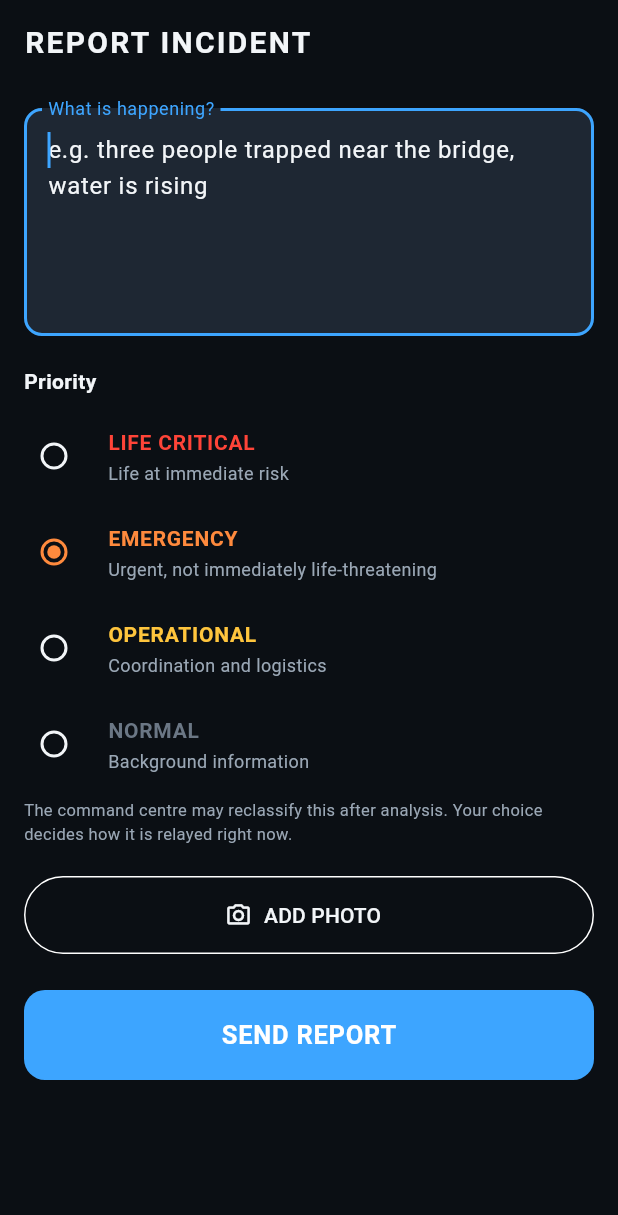
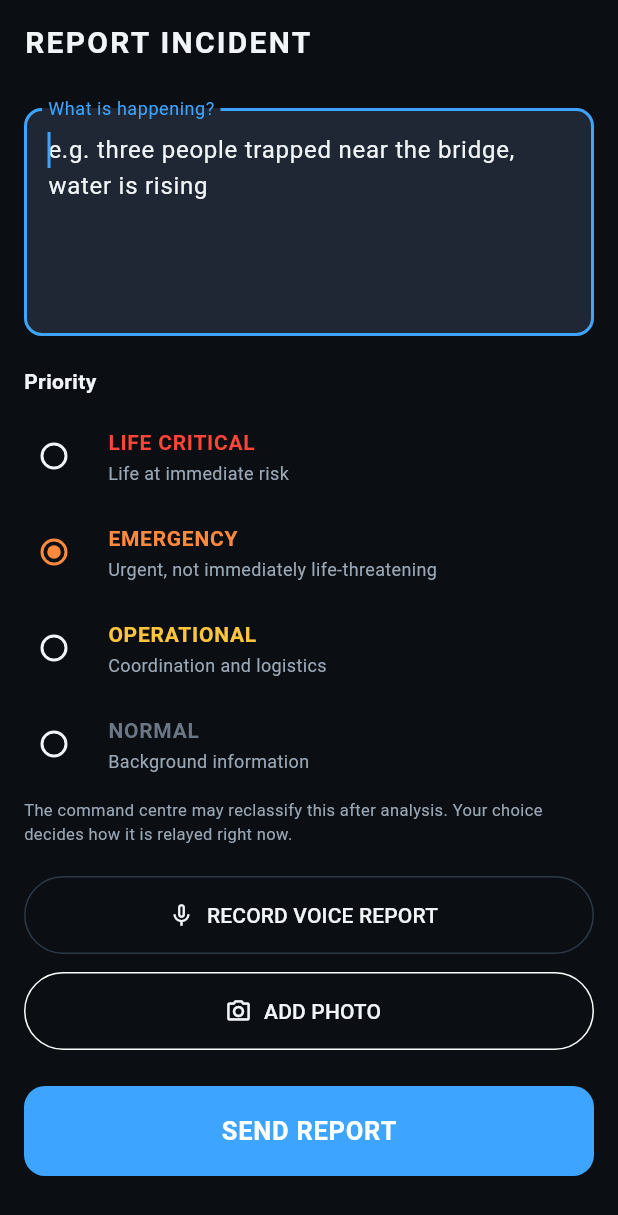
Before and after one commit to vanichitkara/Avertis, a Flutter app: the ReportScreen screen opened by its route, after a tap on "SEND REPORT", on a phone screen of 412 x 824 dp. Shown: the top 1215 px of the screen. Run offline on Flutter 3.47's test engine with Material 3 defaults, Android fonts, the phone set to English and light mode, and no system bars; our stand-ins replace dio, drift, flutter_blue_plus, flutter_riverpod, flutter_secure_storage, geolocator and 3 more; missing offline and left inert: record; accounts and stored records are empty; generated files the repository leaves out were written again.

Commit message:
Voice reports and an offline situation view
Voice capture: speaking is faster than typing, works with wet or
injured hands, and works for someone who cannot see the screen — often
the only usable input in the situations this app is for. Capped at 60s
with the remaining time always visible, because an accidentally open
microphone produces a clip too large to ever sync. Only the descriptor
crosses the mesh; the audio waits for a gateway window, so a voice
report cannot delay life-critical text behind it on a link managing a
few kB/s. A voice-only report is labelled "not yet transcribed" rather
than given an invented summary — transcription is the backend's job
and guessing would put words in a survivor's mouth.

Situation view instead of Google Maps. A tile-backed map needs network
to fetch tiles and an API key to work at all, both unavailable in
exactly the situation Avertis exists for. What is useful on a
disconnected phone is not streets but who is reachable, how far, in
which direction, and what this node is still carrying. Bearings and
distances are computed from real GPS; a peer whose position is unknown
is still drawn, but hollow and off the compass, so the display never
implies a bearing it does not have.

51 Python tests, 66 Dart tests.

Co-Authored-By: Claude Opus 5 <noreply@anthropic.com>

```diff
--- a/mobile/lib/app.dart
+++ b/mobile/lib/app.dart
@@ -8,6 +8,7 @@ import 'package:go_router/go_router.dart';
 import 'core/providers.dart';
 import 'core/theme.dart';
 import 'features/home/home_screen.dart';
+import 'features/map/mesh_map_screen.dart';
 import 'features/mesh/mesh_screen.dart';
 import 'features/reports/report_screen.dart';
 import 'features/reports/reports_list_screen.dart';
@@ -25,6 +26,7 @@ final _router = GoRouter(
     ),
     GoRoute(path: '/reports', builder: (_, __) => const ReportsListScreen()),
     GoRoute(path: '/mesh', builder: (_, __) => const MeshScreen()),
+    GoRoute(path: '/situation', builder: (_, __) => const MeshMapScreen()),
   ],
 );
 
--- a/mobile/lib/features/home/home_screen.dart
+++ b/mobile/lib/features/home/home_screen.dart
@@ -25,6 +25,11 @@ class HomeScreen extends ConsumerWidget {
       appBar: AppBar(
         title: const Text('AVERTIS'),
         actions: [
+          IconButton(
+            icon: const Icon(Icons.radar),
+            tooltip: 'Situation view',
+            onPressed: () => context.push('/situation'),
+          ),
           IconButton(
             icon: const Icon(Icons.hub_outlined),
             tooltip: 'Mesh detail',
--- a/mobile/lib/features/reports/report_screen.dart
+++ b/mobile/lib/features/reports/report_screen.dart
@@ -4,6 +4,8 @@
 /// Gemini analysis. That is explained on screen rather than hidden, because a
 /// reporter who believes their chosen priority is final will misuse it.
 library;
+
+import 'dart:async';
 
 import 'package:flutter/material.dart';
 import 'package:flutter_riverpod/flutter_riverpod.dart';
@@ -12,6 +14,7 @@ import 'package:image_picker/image_picker.dart';
 import '../../core/providers.dart';
 import '../../core/theme.dart';
 import '../../mesh/protocol/packet.dart';
+import '../../services/voice_recorder.dart';
 
 class ReportScreen extends ConsumerStatefulWidget {
   const ReportScreen({super.key, this.locationOnly = false});
@@ -24,8 +27,11 @@ class ReportScreen extends ConsumerStatefulWidget {
 
 class _ReportScreenState extends ConsumerState<ReportScreen> {
   final _textController = TextEditingController();
+  final _recorder = VoiceRecorder();
   Priority _priority = Priority.emergency;
   XFile? _photo;
+  VoiceRecording? _voice;
+  Timer? _tick;
   bool _sending = false;
 
   @override
@@ -39,8 +45,40 @@ class _ReportScreenState extends ConsumerState<ReportScreen> {
 
   @override
   void dispose() {
+    _tick?.cancel();
     _textController.dispose();
+    unawaited(_recorder.dispose());
     super.dispose();
+  }
+
+  Future<void> _toggleRecording() async {
+    if (_recorder.status == RecorderStatus.recording) {
+      final recording = await _recorder.stop();
+      _tick?.cancel();
+      if (mounted) setState(() => _voice = recording);
+      return;
+    }
+
+    final started = await _recorder.start();
+    if (!mounted) return;
+    if (!started) {
+      final reason = _recorder.status == RecorderStatus.denied
+          ? 'Microphone permission is needed to record a voice report.'
+          : 'Recording is not available on this device.';
+      ScaffoldMessenger.of(context)
+          .showSnackBar(SnackBar(content: Text(reason)));
+      return;
+    }
+    // Drive the elapsed counter so the 60s cap is visible, not a surprise.
+    _tick = Timer.periodic(const Duration(seconds: 1), (_) {
+      if (mounted) setState(() {});
+    });
+    setState(() {});
+  }
+
+  Future<void> _discardRecording() async {
+    await _recorder.cancel();
+    if (mounted) setState(() => _voice = null);
   }
 
   Future<void> _attachPhoto() async {
@@ -53,7 +91,15 @@ class _ReportScreenState extends ConsumerState<ReportScreen> {
   }
 
   Future<void> _send() async {
-    final text = _textController.text.trim();
+    var text = _textController.text.trim();
+    // A voice-only report is legitimate — someone may be unable to type. The
+    // placeholder is honest that the words are not known on this device: only
+    // the backend can transcribe, and inventing a summary here would put
+    // words in a survivor's mouth.
+    if (text.isEmpty && _voice != null) {
+      text = 'Voice report (${_voice!.duration.inSeconds}s) — not yet '
+          'transcribed.';
+    }
     if (text.isEmpty) return;
     setState(() => _sending = true);
 
@@ -67,6 +113,15 @@ class _ReportScreenState extends ConsumerState<ReportScreen> {
           'media_id': 'med-${DateTime.now().millisecondsSinceEpoch}',
           'local_path': _photo!.path,
           'bytes': await _photo!.length(),
+          'inline': false,
+        },
+      if (_voice != null)
+        {
+          'kind': 'AUDIO',
+          'media_id': 'med-${DateTime.now().millisecondsSinceEpoch}-a',
+          'local_path': _voice!.path,
+          'bytes': _voice!.bytes,
+          'duration_s': _voice!.duration.inSeconds,
           'inline': false,
         },
     ];
@@ -145,6 +200,14 @@ class _ReportScreenState extends ConsumerState<ReportScreen> {
                   TextStyle(fontSize: 11, color: AvertisColors.textSecondary),
             ),
             const SizedBox(height: 20),
+            _VoiceControl(
+              status: _recorder.status,
+              elapsed: _recorder.elapsed,
+              recording: _voice,
+              onToggle: _toggleRecording,
+              onDiscard: _discardRecording,
+            ),
+            const SizedBox(height: 12),
             OutlinedButton.icon(
               onPressed: _attachPhoto,
               icon: const Icon(Icons.camera_alt_outlined),
@@ -189,3 +252,87 @@ class _ReportScreenState extends ConsumerState<ReportScreen> {
         Priority.normal => 'Background information',
       };
 }
+
+
+/// Record / stop / discard, with the elapsed time and the cap always visible.
+class _VoiceControl extends StatelessWidget {
+  const _VoiceControl({
+    required this.status,
+    required this.elapsed,
+    required this.recording,
+    required this.onToggle,
+    required this.onDiscard,
+  });
+
+  final RecorderStatus status;
+  final Duration elapsed;
+  final VoiceRecording? recording;
+  final VoidCallback onToggle;
+  final VoidCallback onDiscard;
+
+  @override
+  Widget build(BuildContext context) {
+    final isRecording = status == RecorderStatus.recording;
+
+    if (recording != null && !isRecording) {
+      return Container(
+        padding: const EdgeInsets.symmetric(horizontal: 14, vertical: 12),
+        decoration: BoxDecoration(
+          color: AvertisColors.surfaceHigh,
+          borderRadius: BorderRadius.circular(12),
+          border: Border.all(color: AvertisColors.online),
+        ),
+        child: Row(
+          children: [
+            const Icon(Icons.graphic_eq, color: AvertisColors.online, size: 18),
+            const SizedBox(width: 10),
+            Expanded(
+              child: Column(
+                crossAxisAlignment: CrossAxisAlignment.start,
+                children: [
+                  Text('Voice report · ${recording!.duration.inSeconds}s',
+                      style: const TextStyle(
+                          fontWeight: FontWeight.w700, fontSize: 14)),
+                  const Text(
+                    'Sent when a gateway is reachable — the mesh carries only '
+                    'its description.',
+                    style: TextStyle(
+                        fontSize: 11, color: AvertisColors.textSecondary),
+                  ),
+                ],
+              ),
+            ),
+            IconButton(
+              onPressed: onDiscard,
+              icon: const Icon(Icons.delete_outline),
+              tooltip: 'Discard recording',
+              color: AvertisColors.textSecondary,
+            ),
+          ],
+        ),
+      );
+    }
+
+    final remaining = maxRecordingDuration - elapsed;
+    return OutlinedButton.icon(
+      onPressed: onToggle,
+      icon: Icon(isRecording ? Icons.stop_circle : Icons.mic_none),
+      label: Text(
+        isRecording
+            ? 'STOP · ${elapsed.inSeconds}s '
+                '(${remaining.inSeconds}s left)'
+            : 'RECORD VOICE REPORT',
+      ),
+      style: OutlinedButton.styleFrom(
+        minimumSize: const Size.fromHeight(52),
+        foregroundColor:
+            isRecording ? AvertisColors.lifeCritical : AvertisColors.textPrimary,
+        side: BorderSide(
+          color: isRecording
+              ? AvertisColors.lifeCritical
+              : AvertisColors.outline,
+        ),
+      ),
+    );
+  }
+}
--- /dev/null
+++ b/mobile/lib/services/voice_recorder.dart
@@ -0,0 +1,144 @@
+/// Voice reports.
+///
+/// Speaking is faster than typing, works with wet or injured hands, and works
+/// for someone who cannot see the screen. It is often the only usable input in
+/// the situations this app is built for.
+///
+/// The audio itself does **not** travel over the mesh (docs/protocol.md §5):
+/// only a media descriptor does, and the bytes upload when a gateway window
+/// opens. A 30-second clip is tens of kilobytes — enough to delay every
+/// life-critical text report behind it on a link that manages a few kB/s.
+/// Transcription is the backend's job; this records and hands over a file.
+library;
+
+import 'dart:async';
+import 'dart:io';
+
+import 'package:path/path.dart' as p;
+import 'package:path_provider/path_provider.dart';
+import 'package:record/record.dart';
+
+/// Long enough to describe an emergency, short enough to sync in one window.
+const Duration maxRecordingDuration = Duration(seconds: 60);
+
+class VoiceRecording {
+  const VoiceRecording({
+    required this.path,
+    required this.duration,
+    required this.bytes,
+  });
+
+  final String path;
+  final Duration duration;
+  final int bytes;
+}
+
+enum RecorderStatus { idle, denied, recording, stopped, unavailable }
+
+class VoiceRecorder {
+  VoiceRecorder({AudioRecorder? recorder})
+      : _recorder = recorder ?? AudioRecorder();
+
+  final AudioRecorder _recorder;
+  Timer? _limitTimer;
+  DateTime? _startedAt;
+  String? _path;
+
+  RecorderStatus status = RecorderStatus.idle;
+
+  final _statusChanges = StreamController<RecorderStatus>.broadcast();
+  Stream<RecorderStatus> get statusChanges => _statusChanges.stream;
+
+  /// Elapsed time, so the UI can show a running counter and the cap.
+  Duration get elapsed =>
+      _startedAt == null ? Duration.zero : DateTime.now().difference(_startedAt!);
+
+  Future<bool> start() async {
+    if (!await _recorder.hasPermission()) {
+      _set(RecorderStatus.denied);
+      return false;
+    }
+    try {
+      final dir = await getApplicationDocumentsDirectory();
+      final path = p.join(
+        dir.path,
+        'voice-${DateTime.now().millisecondsSinceEpoch}.m4a',
+      );
+      await _recorder.start(
+        // AAC in an m4a container: small enough to sync in a short window and
+        // decodable server-side without extra tooling.
+        const RecordConfig(
+          encoder: AudioEncoder.aacLc,
+          bitRate: 32000,
+          sampleRate: 22050,
+          numChannels: 1,
+        ),
+        path: path,
+      );
+      _path = path;
+      _startedAt = DateTime.now();
+      _set(RecorderStatus.recording);
+
+      // Hard cap. An accidentally open microphone would otherwise fill the
+      // disk and produce a clip too large to ever sync.
+      _limitTimer = Timer(maxRecordingDuration, () => unawaited(stop()));
+      return true;
+    } on Exception {
+      _set(RecorderStatus.unavailable);
+      return false;
+    }
+  }
+
+  Future<VoiceRecording?> stop() async {
+    _limitTimer?.cancel();
+    _limitTimer = null;
+    if (status != RecorderStatus.recording) return null;
+
+    final duration = elapsed;
+    try {
+      final path = await _recorder.stop() ?? _path;
+      _startedAt = null;
+      _set(RecorderStatus.stopped);
+      if (path == null) return null;
+
+      final file = File(path);
+      if (!file.existsSync()) return null;
+      return VoiceRecording(
+        path: path,
+        duration: duration,
+        bytes: await file.length(),
+      );
+    } on Exception {
+      _set(RecorderStatus.unavailable);
+      return null;
+    }
+  }
+
+  /// Abandon a recording and delete it. Used when the user discards.
+  Future<void> cancel() async {
+    _limitTimer?.cancel();
+    _limitTimer = null;
+    try {
+      final path = await _recorder.stop() ?? _path;
+      if (path != null) {
+        final file = File(path);
+        if (file.existsSync()) await file.delete();
+      }
+    } on Exception {
+      // Nothing to clean up.
+    }
+    _startedAt = null;
+    _set(RecorderStatus.idle);
+  }
+
+  void _set(RecorderStatus next) {
+    status = next;
+    if (!_statusChanges.isClosed) _statusChanges.add(next);
+  }
+
+  Future<void> dispose() async {
+    _limitTimer?.cancel();
+    await _recorder.dispose();
+    await _statusChanges.close();
+  }
+}
```
Also changed, not shown: mobile/lib/features/map/mesh_map_screen.dart (added, +339 -0 lines), 4 other files.
